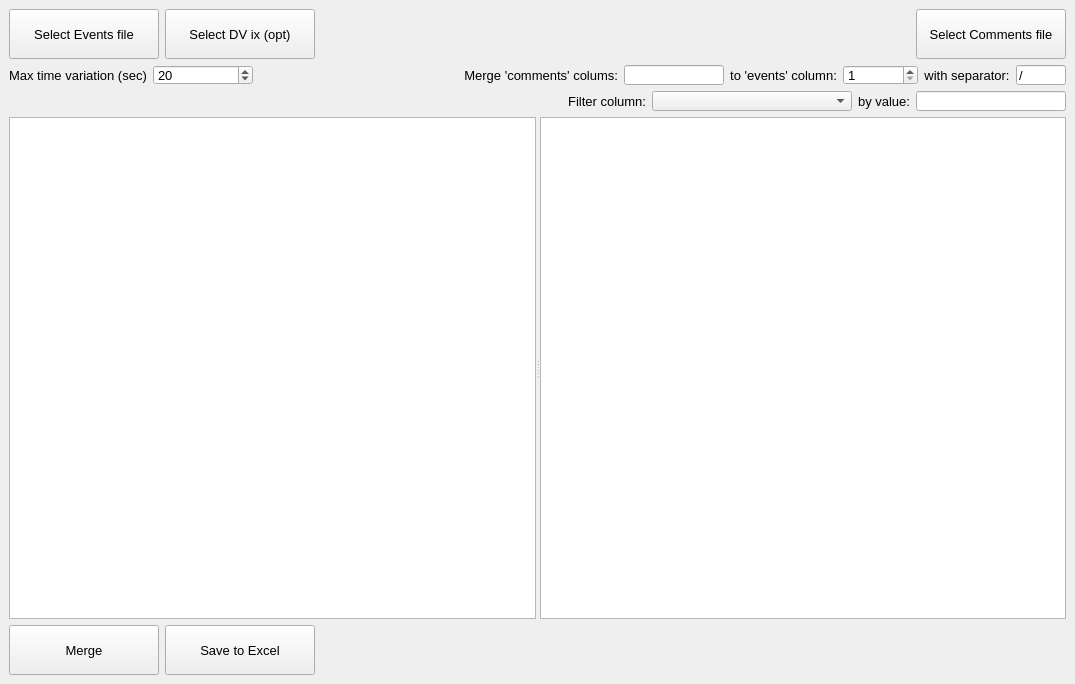
The window that project/_ui/_UI_merge.ui (AlexKayurin/ISPRA_EVENT_MANAGER) describes before a commit, drawn with Qt 5.
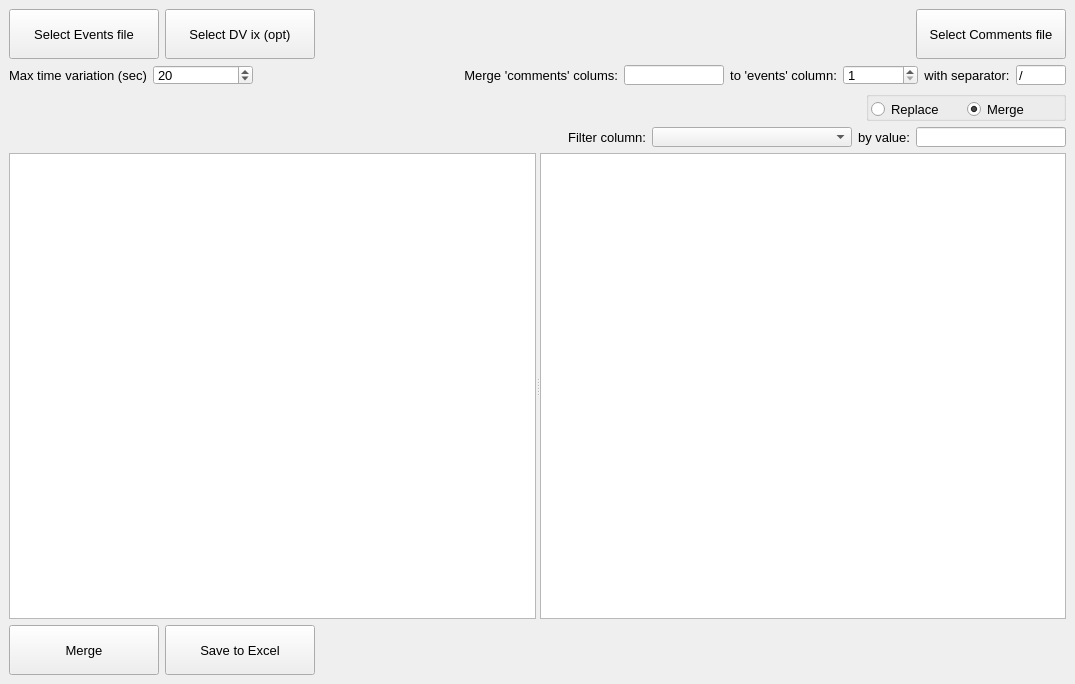
The same window after the commit.

Commit message: replace/merge comment option added; 06/02/2026 v1.5

What changed in the file:
```diff
--- a/project/_ui/_UI_merge.ui
+++ b/project/_ui/_UI_merge.ui
@@ -21,7 +21,7 @@
   <widget class="QWidget" name="centralwidget">
    <layout class="QVBoxLayout" name="verticalLayout">
     <item>
-     <layout class="QHBoxLayout" name="horizontalLayout">
+     <layout class="QHBoxLayout" name="horizontalLayout_6">
       <item>
        <widget class="QPushButton" name="b_selectevt">
         <property name="minimumSize">
@@ -321,6 +321,100 @@
       </item>
      </layout>
     </item>
+    <item>
+     <layout class="QHBoxLayout" name="horizontalLayout_4">
+      <item>
+       <spacer name="horizontalSpacer_5">
+        <property name="orientation">
+         <enum>Qt::Orientation::Horizontal</enum>
+        </property>
+        <property name="sizeHint" stdset="0">
+         <size>
+          <width>40</width>
+          <height>20</height>
+         </size>
+        </property>
+       </spacer>
+      </item>
+      <item>
+       <widget class="QGroupBox" name="groupBox">
+        <property name="minimumSize">
+         <size>
+          <width>200</width>
+          <height>30</height>
+         </size>
+        </property>
+        <property name="maximumSize">
+         <size>
+          <width>200</width>
+          <height>30</height>
+         </size>
+        </property>
+        <property name="title">
+         <string/>
+        </property>
+        <layout class="QHBoxLayout" name="horizontalLayout">
+         <property name="spacing">
+          <number>2</number>
+         </property>
+         <property name="leftMargin">
+          <number>2</number>
+         </property>
+         <property name="topMargin">
+          <number>2</number>
+         </property>
+         <property name="rightMargin">
+          <number>2</number>
+         </property>
+         <property name="bottomMargin">
+          <number>2</number>
+         </property>
+         <item>
+          <widget class="QRadioButton" name="rb_replace">
+           <property name="minimumSize">
+            <size>
+             <width>100</width>
+             <height>20</height>
+            </size>
+           </property>
+           <property name="maximumSize">
+            <size>
+             <width>100</width>
+             <height>20</height>
+            </size>
+           </property>
+           <property name="text">
+            <string>Replace</string>
+           </property>
+          </widget>
+         </item>
+         <item>
+          <widget class="QRadioButton" name="rb_merge">
+           <property name="minimumSize">
+            <size>
+             <width>100</width>
+             <height>20</height>
+            </size>
+           </property>
+           <property name="maximumSize">
+            <size>
+             <width>100</width>
+             <height>20</height>
+            </size>
+           </property>
+           <property name="text">
+            <string>Merge</string>
+           </property>
+           <property name="checked">
+            <bool>true</bool>
+           </property>
+          </widget>
+         </item>
+        </layout>
+       </widget>
+      </item>
+     </layout>
+    </item>
     <item>
      <layout class="QHBoxLayout" name="horizontalLayout_2">
       <item>
```
The commit also changes 7 other files.
